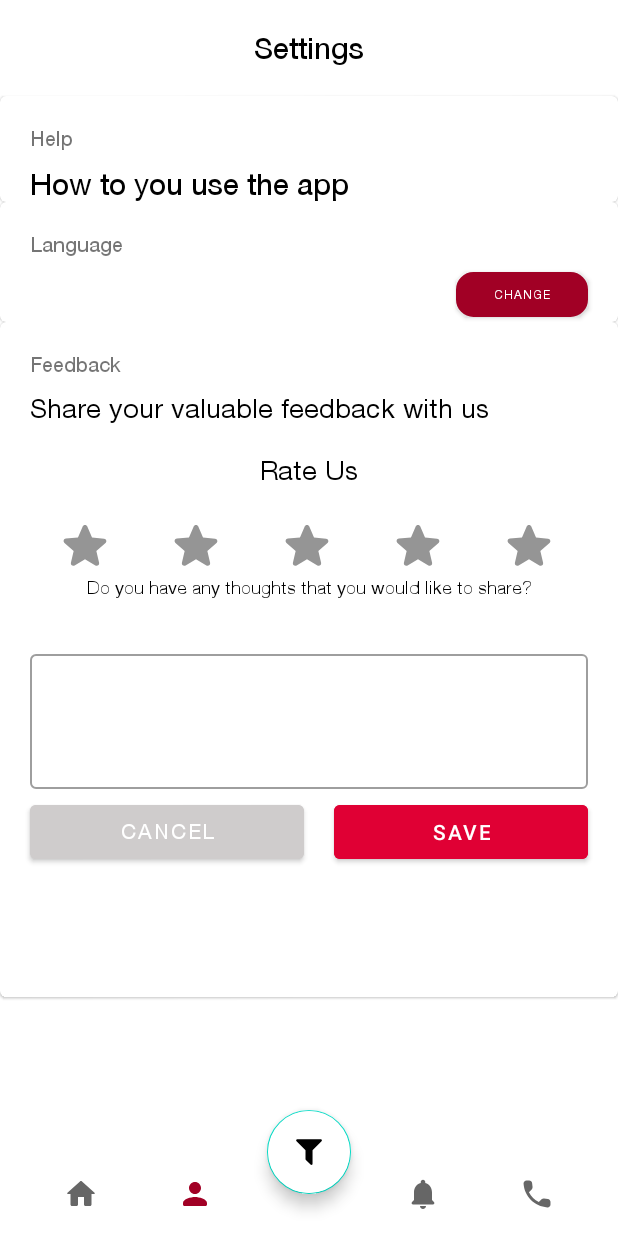
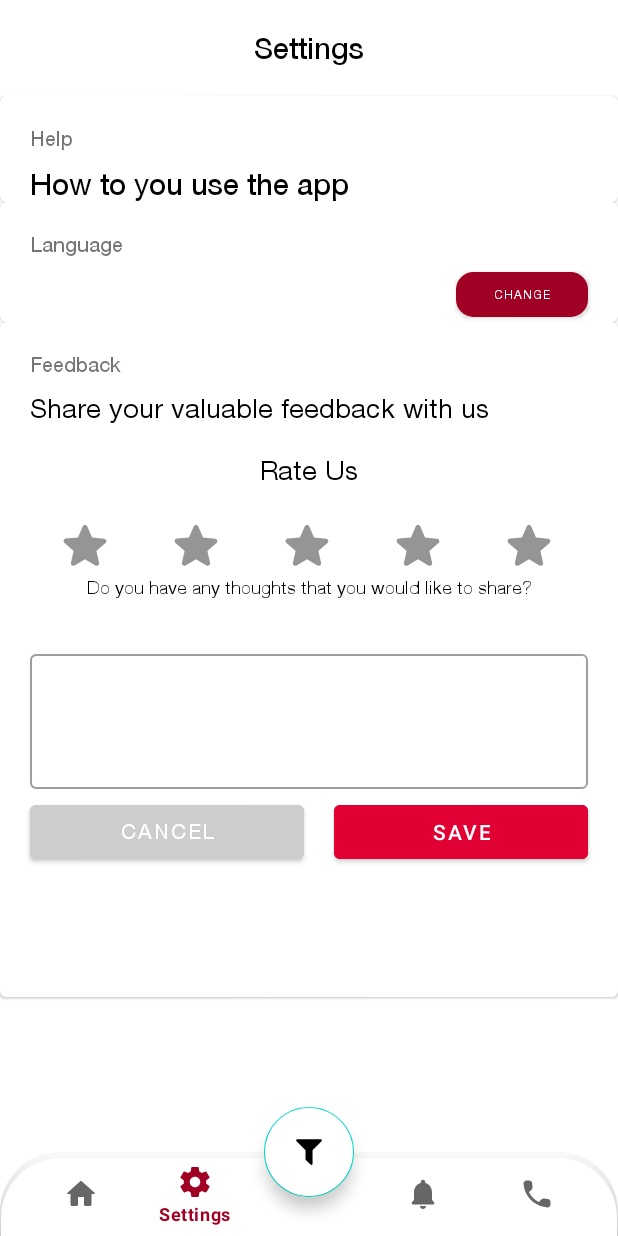
Before and after one commit to Gitxamar/PuProject, an Android app: the Account screen opened through its navigation route, on a phone screen of 412 x 824 dp. Run offline under Robolectric (Android 15) with nearby library versions, the phone set to English and light mode, and no system bars; our stand-ins replace data binding, navigation-ui; Roboto replaces fonts that are not available here.

```diff
--- a/app/build.gradle
+++ b/app/build.gradle
@@ -65,7 +65,6 @@ dependencies {
     implementation 'org.jetbrains.kotlinx:kotlinx-coroutines-core:1.1.16'
     implementation("org.jetbrains.kotlinx:kotlinx-coroutines-core:1.1.16")
 
-
     implementation 'androidx.cardview:cardview:1.0.0'
     implementation 'androidx.recyclerview:recyclerview:1.2.1'
     testImplementation 'junit:junit:4.+'
--- a/app/src/main/java/cargill/com/purina/Home/View/DashboardActivity.kt
+++ b/app/src/main/java/cargill/com/purina/Home/View/DashboardActivity.kt
@@ -1,16 +1,19 @@
 package cargill.com.purina.Home.View
 
+import android.graphics.Color
 import androidx.appcompat.app.AppCompatActivity
 import android.os.Bundle
 import android.view.View
 import androidx.cardview.widget.CardView
 import androidx.constraintlayout.widget.ConstraintLayout
 import androidx.core.content.ContextCompat
+import androidx.core.view.ViewCompat
 import androidx.navigation.NavController
 import androidx.navigation.findNavController
 import androidx.navigation.ui.setupWithNavController
 import cargill.com.purina.R
 import com.google.android.material.bottomsheet.BottomSheetBehavior
+import com.google.android.material.shape.MaterialShapeDrawable
 import kotlinx.android.synthetic.main.activity_dashboard.*
 import kotlinx.android.synthetic.main.dashboard_animal_filter.*
 
--- a/app/src/main/java/cargill/com/purina/Home/View/Home.kt
+++ b/app/src/main/java/cargill/com/purina/Home/View/Home.kt
@@ -1,35 +1,24 @@
 package cargill.com.purina.Home.View
 
+import android.content.Context
 import android.os.Bundle
 import androidx.fragment.app.Fragment
 import android.view.LayoutInflater
 import android.view.View
 import android.view.ViewGroup
+import androidx.core.content.ContextCompat
 import cargill.com.purina.R
 import cargill.com.purina.databinding.FragmentHomeBinding
+import kotlinx.android.synthetic.main.fragment_home.*
 
-// TODO: Rename parameter arguments, choose names that match
-// the fragment initialization parameters, e.g. ARG_ITEM_NUMBER
 private const val ARG_PARAM1 = "param1"
 private const val ARG_PARAM2 = "param2"
 
-/**
- * A simple [Fragment] subclass.
- * Use the [Account.newInstance] factory method to
- * create an instance of this fragment.
- */
 class Home : Fragment() {
-    // TODO: Rename and change types of parameters
-    private var param1: String? = null
-    private var param2: String? = null
     lateinit var binding: FragmentHomeBinding
 
     override fun onCreate(savedInstanceState: Bundle?) {
         super.onCreate(savedInstanceState)
-        arguments?.let {
-            param1 = it.getString(ARG_PARAM1)
-            param2 = it.getString(ARG_PARAM2)
-        }
     }
 
     override fun onCreateView(
@@ -41,24 +30,4 @@ class Home : Fragment() {
         binding = FragmentHomeBinding.inflate(inflater)
         return binding.root
     }
-
-    companion object {
-        /**
-         * Use this factory method to create a new instance of
-         * this fragment using the provided parameters.
-         *
-         * @param param1 Parameter 1.
-         * @param param2 Parameter 2.
-         * @return A new instance of fragment Account.
-         */
-        // TODO: Rename and change types and number of parameters
-        @JvmStatic
-        fun newInstance(param1: String, param2: String) =
-            Account().apply {
-                arguments = Bundle().apply {
-                    putString(ARG_PARAM1, param1)
-                    putString(ARG_PARAM2, param2)
-                }
-            }
-    }
 }
--- a/app/src/main/res/drawable/dashboard_account.xml
+++ b/app/src/main/res/drawable/dashboard_account.xml
@@ -1,5 +1,5 @@
 <?xml version="1.0" encoding="utf-8"?>
 <selector xmlns:android="http://schemas.android.com/apk/res/android">
-    <item android:drawable="@drawable/ic_account" android:state_checked="false" />
-    <item android:drawable="@drawable/ic_account" android:state_checked="true" />
+    <item android:drawable="@drawable/ic_settings" android:state_checked="false" />
+    <item android:drawable="@drawable/ic_settings" android:state_checked="true" />
 </selector>
--- /dev/null
+++ b/app/src/main/res/drawable/ic_settings.xml
@@ -0,0 +1,5 @@
+<vector android:height="24dp" android:tint="#969696"
+    android:viewportHeight="24" android:viewportWidth="24"
+    android:width="24dp" xmlns:android="http://schemas.android.com/apk/res/android">
+    <path android:fillColor="@android:color/white" android:pathData="M19.43,12.98c0.04,-0.32 0.07,-0.64 0.07,-0.98s-0.03,-0.66 -0.07,-0.98l2.11,-1.65c0.19,-0.15 0.24,-0.42 0.12,-0.64l-2,-3.46c-0.12,-0.22 -0.39,-0.3 -0.61,-0.22l-2.49,1c-0.52,-0.4 -1.08,-0.73 -1.69,-0.98l-0.38,-2.65C14.46,2.18 14.25,2 14,2h-4c-0.25,0 -0.46,0.18 -0.49,0.42l-0.38,2.65c-0.61,0.25 -1.17,0.59 -1.69,0.98l-2.49,-1c-0.23,-0.09 -0.49,0 -0.61,0.22l-2,3.46c-0.13,0.22 -0.07,0.49 0.12,0.64l2.11,1.65c-0.04,0.32 -0.07,0.65 -0.07,0.98s0.03,0.66 0.07,0.98l-2.11,1.65c-0.19,0.15 -0.24,0.42 -0.12,0.64l2,3.46c0.12,0.22 0.39,0.3 0.61,0.22l2.49,-1c0.52,0.4 1.08,0.73 1.69,0.98l0.38,2.65c0.03,0.24 0.24,0.42 0.49,0.42h4c0.25,0 0.46,-0.18 0.49,-0.42l0.38,-2.65c0.61,-0.25 1.17,-0.59 1.69,-0.98l2.49,1c0.23,0.09 0.49,0 0.61,-0.22l2,-3.46c0.12,-0.22 0.07,-0.49 -0.12,-0.64l-2.11,-1.65zM12,15.5c-1.93,0 -3.5,-1.57 -3.5,-3.5s1.57,-3.5 3.5,-3.5 3.5,1.57 3.5,3.5 -1.57,3.5 -3.5,3.5z"/>
+</vector>
--- a/app/src/main/res/drawable/top_rounded_corner.xml
+++ b/app/src/main/res/drawable/top_rounded_corner.xml
@@ -1,8 +1,29 @@
 <?xml version="1.0" encoding="UTF-8" ?>
-<shape xmlns:android="http://schemas.android.com/apk/res/android"
-    android:shape="rectangle">
-    <solid android:color="@color/white" />
-    <corners
-        android:topLeftRadius="40dp"
-        android:topRightRadius="40dp" />
-</shape>
+<layer-list xmlns:android="http://schemas.android.com/apk/res/android">
+    <item>
+        <shape android:shape="rectangle">
+            <solid android:color="#969696"/>
+            <gradient
+                android:type="linear"
+                android:angle="90"
+                android:startColor="@color/app_light_gray2"
+                android:endColor="@color/app_light_gray" />
+            <corners
+                android:topLeftRadius="40dp"
+                android:topRightRadius="40dp" />
+        </shape>
+    </item>
+
+    <item
+        android:left="1dp"
+        android:right="1dp"
+        android:top="4dp"
+        android:bottom="0dp">
+        <shape android:shape="rectangle">
+            <solid android:color="@android:color/white"/>
+            <corners
+                android:topLeftRadius="40dp"
+                android:topRightRadius="40dp" />
+        </shape>
+    </item>
+</layer-list>
--- a/app/src/main/res/layout/fragment_home.xml
+++ b/app/src/main/res/layout-v21/fragment_home.xml
@@ -85,7 +85,7 @@
                     android:layout_width="wrap_content"
                     android:layout_height="wrap_content"
                     android:layout_marginStart="20sp"
-                    android:elevation="20sp"
+                    android:elevation="@dimen/cardview_compat_inset_shadow"
                     android:shadowDx="@integer/material_motion_duration_long_1"
                     app:cardBackgroundColor="@color/app_light_gray"
                     app:cardPreventCornerOverlap="true"
@@ -134,7 +134,7 @@
                     android:layout_height="wrap_content"
                     android:layout_marginStart="20sp"
                     android:layout_marginEnd="20dp"
-                    android:elevation="20sp"
+                    android:elevation="@dimen/cardview_compat_inset_shadow"
                     android:shadowDx="@integer/material_motion_duration_long_1"
                     app:cardBackgroundColor="@color/app_light_gray"
                     app:cardPreventCornerOverlap="true"
--- a/app/src/main/res/layout/activity_dashboard.xml
+++ b/app/src/main/res/layout/activity_dashboard.xml
@@ -25,16 +25,13 @@
         android:layout_gravity="bottom"
         android:layout_width="match_parent"
         android:layout_height="wrap_content"
-        android:theme="@style/SplashTheme"
-        app:elevation="50sp"
-        android:background="@drawable/top_rounded_corner">
+        android:fadingEdge="vertical">
 
         <com.google.android.material.bottomnavigation.BottomNavigationView
             android:id="@+id/dashboardBottomNavView"
             android:layout_width="match_parent"
             android:layout_height="match_parent"
             android:layout_marginEnd="16dp"
-            app:labelVisibilityMode="unlabeled"
             app:menu="@menu/dashboard_bottom_nav_menu"/>
     </com.google.android.material.bottomappbar.BottomAppBar>
 
@@ -43,10 +40,11 @@
         android:layout_width="wrap_content"
         android:layout_height="wrap_content"
         app:srcCompat="@drawable/ic_filter_selected"
-        android:theme="@style/Widget.MaterialComponents.ExtendedFloatingActionButton"
+        app:fabCustomSize="60sp"
         android:backgroundTint="@color/white"
         app:layout_anchor="@id/dashboardBottomAppBar"
         android:contentDescription="TODO" />
+
     <include layout="@layout/dashboard_animal_filter"/>
 
 </androidx.coordinatorlayout.widget.CoordinatorLayout>
--- a/app/src/main/res/menu/dashboard_bottom_nav_menu.xml
+++ b/app/src/main/res/menu/dashboard_bottom_nav_menu.xml
@@ -4,7 +4,7 @@
         android:title="@string/home"
         android:icon="@drawable/dashboard_home"/>
     <item android:id="@+id/account"
-        android:title="@string/account"
+        android:title="@string/settings"
         android:icon="@drawable/dashboard_account"/>
     <item android:id="@+id/placeholder"
         android:title=""/>
--- a/app/src/main/res/values/colors.xml
+++ b/app/src/main/res/values/colors.xml
@@ -12,4 +12,5 @@
     <color name="app_secondry">#A10025</color>
     <color name="app_light_gray">#F9F9F9</color>
     <color name="app_light_gray2">#CFCCCC</color>
+    <color name="app_light_gray3">#F6E8E8</color>
 </resources>
```
Also changed, not shown: app/src/main/AndroidManifest.xml (+6 -2 lines), app/src/main/java/cargill/com/purina/Home/View/Account.kt (+7 -2 lines), app/src/main/java/cargill/com/purina/splash/View/FragmentOnboardingLanguage.kt (+2 -6 lines), app/src/main/java/cargill/com/purina/splash/View/FragmentSplashScreen.kt (+7 -2 lines), app/src/main/java/cargill/com/purina/splash/View/OnboardingActivity.kt (added, +21 -0 lines), app/src/main/res/layout/activity_onboarding.xml (added, +18 -0 lines), app/src/main/res/layout/fragment_contact_us.xml (+1 -14 lines), app/src/main/res/navigation/nav_splash_onboarding.xml (+1 -11 lines).
